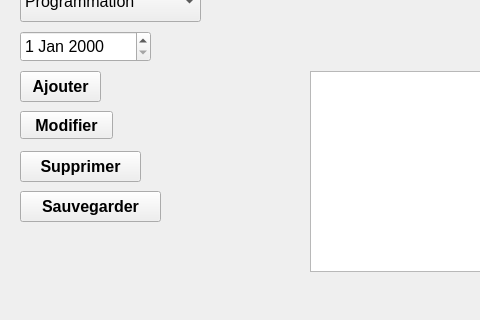
jlebelj/intra_1, file interface_QT.ui: the form before one commit; both pictures show x 0 to 480 and y 209 to 529 of the 651 by 529 pixel window.
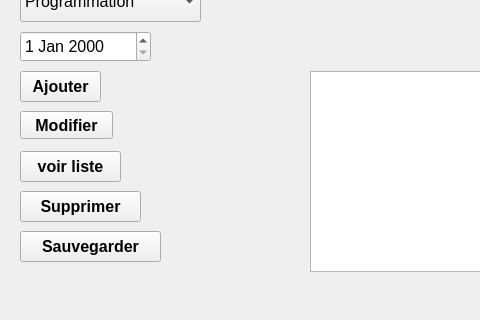
The form after the commit.

Commit message: jeudi pop up1

```diff
--- a/interface_QT.ui
+++ b/interface_QT.ui
@@ -177,7 +177,7 @@
     <property name="geometry">
      <rect>
       <x>20</x>
-      <y>360</y>
+      <y>400</y>
       <width>121</width>
       <height>31</height>
      </rect>
@@ -216,7 +216,7 @@
     <property name="geometry">
      <rect>
       <x>20</x>
-      <y>400</y>
+      <y>440</y>
       <width>141</width>
       <height>31</height>
      </rect>
@@ -231,6 +231,25 @@
      <string>Sauvegarder</string>
     </property>
    </widget>
+   <widget class="QPushButton" name="BT_voir_liste">
+    <property name="geometry">
+     <rect>
+      <x>20</x>
+      <y>360</y>
+      <width>101</width>
+      <height>31</height>
+     </rect>
+    </property>
+    <property name="font">
+     <font>
+      <weight>75</weight>
+      <bold>true</bold>
+     </font>
+    </property>
+    <property name="text">
+     <string>voir liste</string>
+    </property>
+   </widget>
   </widget>
   <widget class="QMenuBar" name="menubar">
    <property name="geometry">
```
The commit also changes 2 other files.
